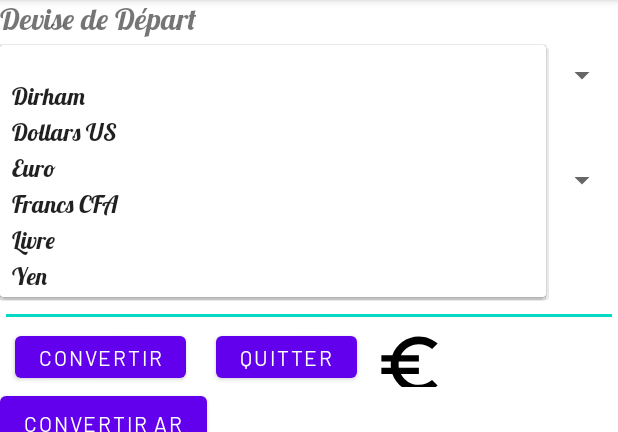
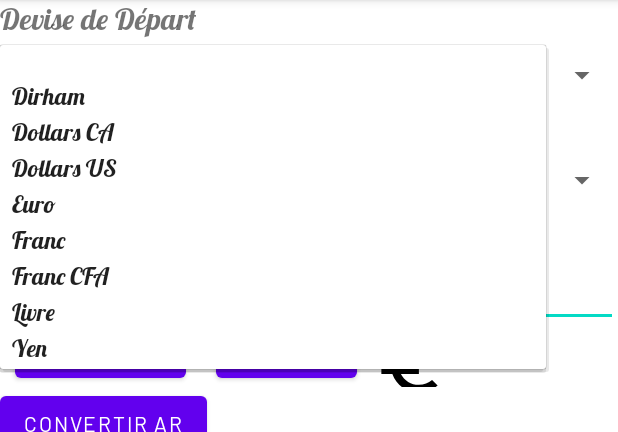
Before and after one commit to ArnoVoxel/androidConvertisseur, an Android app: the screen it shows after launch (MainActivity), after a tap on an icon or button, on a phone screen of 412 x 824 dp, the part 84-516 px from its top. Run offline under Robolectric (Android 15) with nearby library versions, the phone set to English and light mode, and no system bars.

Commit message:
spinner via la BDD

```diff
--- a/app/src/main/java/com/example/convmonnaie/Convert.java
+++ b/app/src/main/java/com/example/convmonnaie/Convert.java
@@ -1,4 +1,6 @@
 package com.example.convmonnaie;
+
+import android.util.Log;
 
 import java.util.*;
 
@@ -12,8 +14,12 @@ public class Convert
 	//private static Map conversionTable = new HashMap();
 	private static Map<String, Double> conversionTable = new HashMap<String, Double>();
 
+	static {
+		conversionTable = MonnaieManager.listeMonnaies();
+	}
+
 	// static fonctionne comme un constructeur dans une classe static
-	static
+	/*static
    	{
    		conversionTable.put("Livre", Double.valueOf(0.6404));
    		conversionTable.put("Euro", Double.valueOf(0.7697));
@@ -21,7 +27,7 @@ public class Convert
    		conversionTable.put("Yen", Double.valueOf(76.6908));
    		conversionTable.put("Francs CFA", Double.valueOf(503.17));
    		conversionTable.put("Dollars US", Double.valueOf(1.0));
-   	}
+   	}  */
 
 	/**
 	 * Retourne un Double correspondant au <b>montant</b> en devise <b>source</b> converti en devise <b>cible</b></b>
@@ -32,6 +38,7 @@ public class Convert
 	 */
    	public static double convertir(String source, String cible, double montant)
    	{
+
    		double tauxSource = conversionTable.get(source);
    		double tauxCible = conversionTable.get(cible);
    		double tauxConversion = tauxCible/tauxSource;
--- a/app/src/main/java/com/example/convmonnaie/MainActivity.java
+++ b/app/src/main/java/com/example/convmonnaie/MainActivity.java
@@ -63,7 +63,6 @@ public class MainActivity extends AppCompatActivity {
         Connexion connexion = new Connexion(this, DB_NAME, null,DB_VERSION);
         connexion.getReadableDatabase();
 
-        MonnaieManager.listeMonnaies();
         Log.d("monnaiemanager",MonnaieManager.listeMonnaies().toString());
 
         SharedPreferences mesPrefs = getSharedPreferences("ficherPrefs",MODE_PRIVATE);
--- a/app/src/main/java/com/example/convmonnaie/MonnaieManager.java
+++ b/app/src/main/java/com/example/convmonnaie/MonnaieManager.java
@@ -25,7 +25,7 @@ public class MonnaieManager {
             if (c.moveToFirst()) {
                 do {
                     tableBDD.put(c.getString(0), Double.valueOf(c.getString(1)));
-                    Log.i("monnaie", c.getString(0)+" : "+ c.getString(1));
+                    Log.d("monnaie", c.getString(0)+" : "+ c.getString(1));
                 } while (c.moveToNext());
             }
         }
--- a/app/src/main/java/com/example/convmonnaie/TraitementActivity.java
+++ b/app/src/main/java/com/example/convmonnaie/TraitementActivity.java
@@ -9,8 +9,6 @@ import android.widget.Toast;
 
 
 public class TraitementActivity extends AppCompatActivity {
-
-
 
     @Override
     protected void onCreate(Bundle savedInstanceState) {
```
